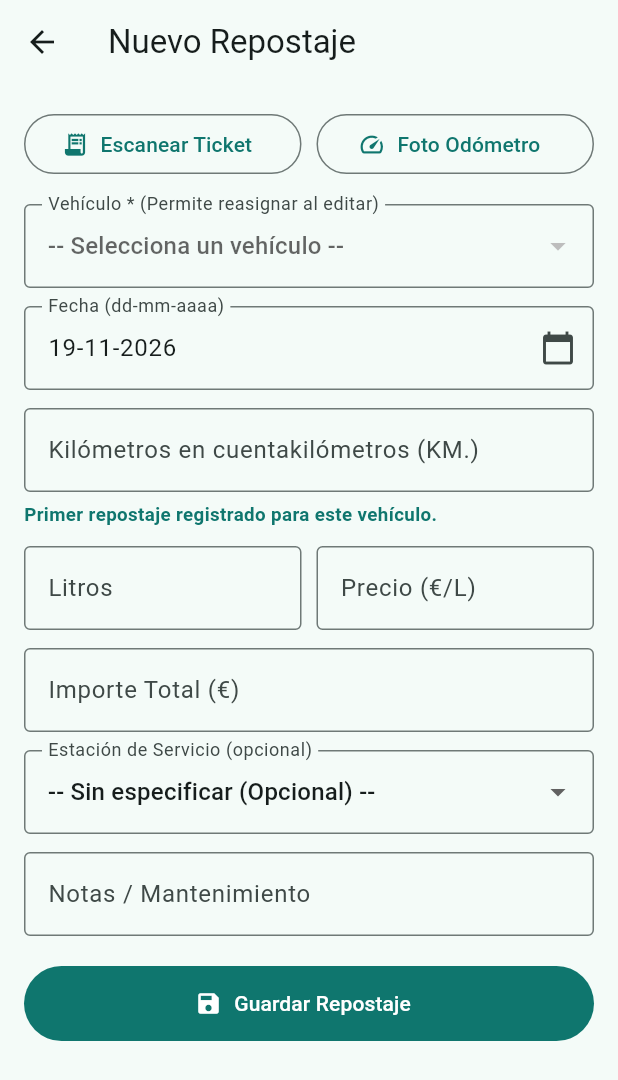
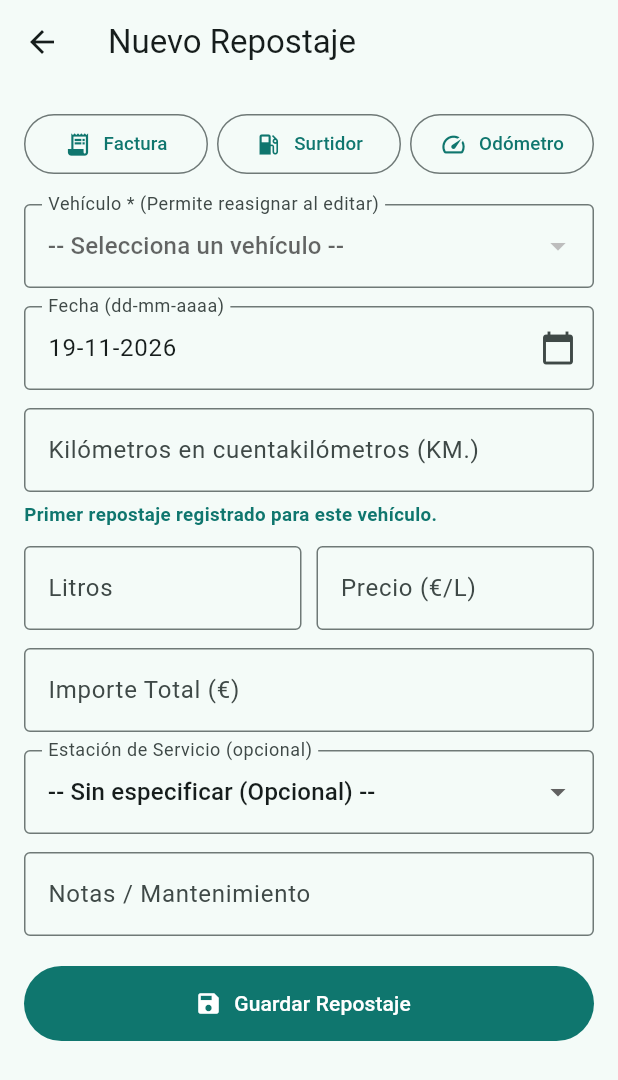
Before and after one commit to pablosalinas/ControlCombustible, a Flutter app: the RepostajeFormScreen screen opened directly with empty values, on a phone screen of 412 x 824 dp. Shown: the top 1080 px of the screen. Run offline on Flutter 3.47's test engine with Material 3 defaults, Android fonts, the phone set to English and light mode, and no system bars; our stand-ins replace fl_chart, flutter_secure_storage, image_picker, pdf, printing; missing offline and left inert: google_mlkit_text_recognition; accounts and stored records are empty; network calls fail.

Commit message:
App Flutter: anadir boton Foto Surtidor con extraccion OCR y subida de imagen

```diff
--- a/flutter_app/lib/main.dart
+++ b/flutter_app/lib/main.dart
@@ -2142,6 +2142,27 @@ class _RepostajeFormScreenState extends State<RepostajeFormScreen> {
     }
   }
 
+  Future<void> _scanPumpDisplay() async {
+    setState(() => _ocrMessage = 'Escaneando marcador del surtidor...');
+    final res = await _ocr.scanPumpDisplay();
+    if (res == null) {
+      setState(() => _ocrMessage = null);
+      return;
+    }
+    if (res.imagePath != null) {
+      unawaited(_uploadPhotoInBackground(res.imagePath!, 'ticket'));
+    }
+    setState(() {
+      if (res.litros != null) _litrosCtrl.text = res.litros!.toStringAsFixed(2);
+      if (res.precioLitro != null) _precioCtrl.text = res.precioLitro!.toStringAsFixed(3);
+      if (res.importeTotal != null) _importeCtrl.text = res.importeTotal!.toStringAsFixed(2);
+      final gotAny = res.litros != null || res.precioLitro != null || res.importeTotal != null;
+      _ocrMessage = gotAny
+          ? 'Datos extraídos del surtidor. Revisa y confirma.'
+          : 'Foto del surtidor guardada. No se pudieron leer todos los dígitos; complétalos manualmente.';
+    });
+  }
+
   Future<void> _scanOdometer() async {
     setState(() => _ocrMessage = 'Capturando lectura de cuentakilómetros...');
     final res = await _ocr.scanOdometerWithImage();
@@ -2234,16 +2255,27 @@ class _RepostajeFormScreenState extends State<RepostajeFormScreen> {
               Expanded(
                 child: OutlinedButton.icon(
                   onPressed: _scanTicket,
-                  icon: const Icon(Icons.receipt_long),
-                  label: const Text('Escanear Ticket'),
+                  style: OutlinedButton.styleFrom(padding: const EdgeInsets.symmetric(horizontal: 6, vertical: 10)),
+                  icon: const Icon(Icons.receipt_long, size: 18),
+                  label: const Text('Factura', style: TextStyle(fontSize: 12.5), overflow: TextOverflow.ellipsis),
                 ),
               ),
-              const SizedBox(width: 10),
+              const SizedBox(width: 6),
+              Expanded(
+                child: OutlinedButton.icon(
+                  onPressed: _scanPumpDisplay,
+                  style: OutlinedButton.styleFrom(padding: const EdgeInsets.symmetric(horizontal: 6, vertical: 10)),
+                  icon: const Icon(Icons.local_gas_station, size: 18),
+                  label: const Text('Surtidor', style: TextStyle(fontSize: 12.5), overflow: TextOverflow.ellipsis),
+                ),
+              ),
+              const SizedBox(width: 6),
               Expanded(
                 child: OutlinedButton.icon(
                   onPressed: _scanOdometer,
-                  icon: const Icon(Icons.speed),
-                  label: const Text('Foto Odómetro'),
+                  style: OutlinedButton.styleFrom(padding: const EdgeInsets.symmetric(horizontal: 6, vertical: 10)),
+                  icon: const Icon(Icons.speed, size: 18),
+                  label: const Text('Odómetro', style: TextStyle(fontSize: 12.5), overflow: TextOverflow.ellipsis),
                 ),
               ),
             ],
```
Also changed, not shown: flutter_app/lib/services/ocr_service.dart (+90 -0 lines).
